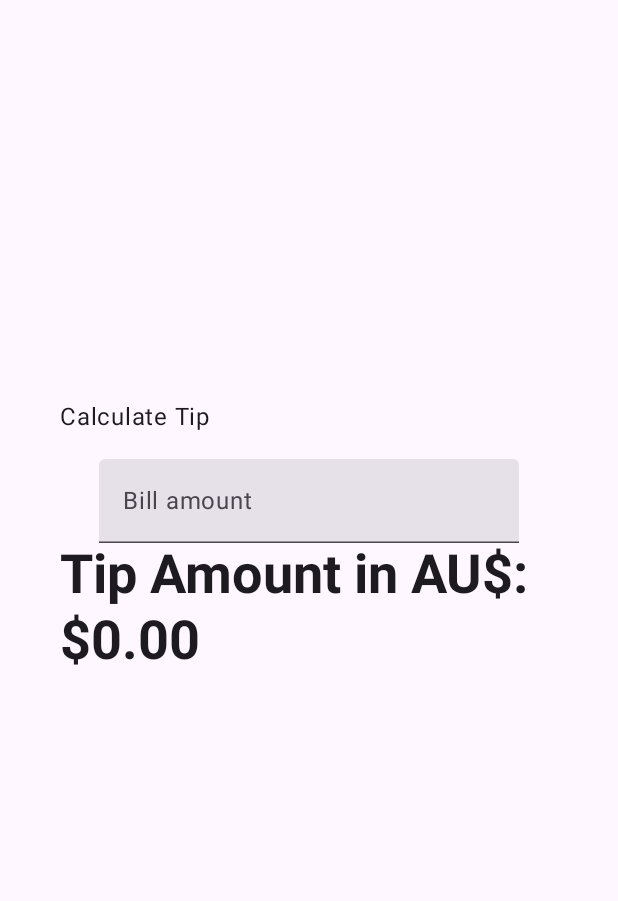
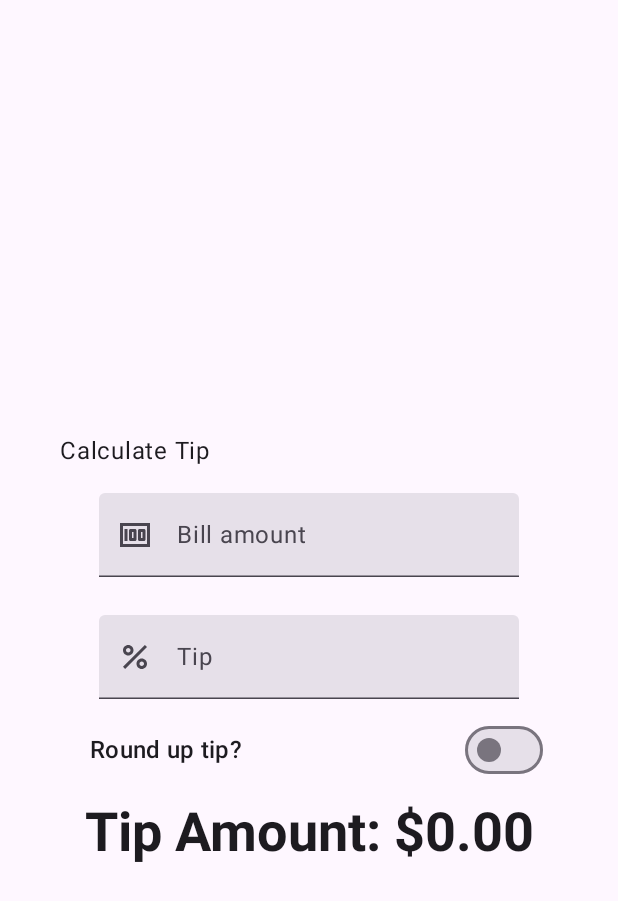
Before and after one commit to vschouppe/Mobile, an Android app built with Jetpack Compose: the screen it shows after launch (MainActivity), on a phone screen of 412 x 824 dp. Shown: the top 901 px of the screen. Run offline under Robolectric (Android 15) with nearby library versions, the light colour scheme and no system bars.

Commit message:
TipCalculator app: I've added a tip % box, a round up function and some icons

```diff
--- a/app/src/main/java/com/vschouppe/MainActivity.kt
+++ b/app/src/main/java/com/vschouppe/MainActivity.kt
@@ -1,38 +1,47 @@
 package com.vschouppe
 
-import android.annotation.SuppressLint
 import android.os.Bundle
 import androidx.activity.ComponentActivity
 import androidx.activity.compose.setContent
 import androidx.activity.enableEdgeToEdge
 import androidx.compose.foundation.layout.Arrangement
 import androidx.compose.foundation.layout.Column
+import androidx.compose.foundation.layout.Row
 import androidx.compose.foundation.layout.Spacer
 import androidx.compose.foundation.layout.fillMaxSize
 import androidx.compose.foundation.layout.fillMaxWidth
 import androidx.compose.foundation.layout.height
 import androidx.compose.foundation.layout.padding
 import androidx.compose.foundation.layout.safeDrawingPadding
+import androidx.compose.foundation.layout.size
 import androidx.compose.foundation.layout.statusBarsPadding
+import androidx.compose.foundation.layout.wrapContentWidth
+import androidx.compose.foundation.rememberScrollState
 import androidx.compose.foundation.text.KeyboardOptions
+import androidx.compose.foundation.verticalScroll
 import androidx.compose.material3.ExperimentalMaterial3Api
+import androidx.compose.material3.Icon
 import androidx.compose.material3.MaterialTheme
 import androidx.compose.material3.Surface
+import androidx.compose.material3.Switch
 import androidx.compose.material3.Text
 import androidx.compose.material3.TextField
 import androidx.compose.runtime.Composable
-import androidx.compose.runtime.MutableState
 import androidx.compose.runtime.getValue
 import androidx.compose.runtime.mutableStateOf
 import androidx.compose.runtime.remember
 import androidx.compose.runtime.setValue
 import androidx.compose.ui.Alignment
 import androidx.compose.ui.Modifier
+import androidx.compose.ui.res.painterResource
 import androidx.compose.ui.res.stringResource
+import androidx.compose.ui.text.input.ImeAction
 import androidx.compose.ui.text.input.KeyboardType
+import androidx.compose.ui.text.style.TextAlign
 import androidx.compose.ui.tooling.preview.Preview
 import androidx.compose.ui.unit.dp
 import com.example.tiptime.ui.theme.TipTimeTheme
+import java.lang.Math.ceil
 import java.text.NumberFormat
 
 
@@ -56,12 +65,16 @@ class MainActivity : ComponentActivity() {
 @Composable
 fun TipTimeLayout() {
     var inputAmount  by remember {mutableStateOf("")}
-    var tipamount = calculateTip(inputAmount.toDoubleOrNull() ?: 0.0,15.0)
+    var inputRoundUp by remember {mutableStateOf(false)}
+    var inputPercentage  by remember {mutableStateOf("")}
+    var tipAmount = calculateTip(inputAmount.toDoubleOrNull() ?: 0.0,inputPercentage.toDoubleOrNull() ?: 0.0,inputRoundUp)
+
     Column(
         modifier = Modifier
             .statusBarsPadding()
             .padding(horizontal = 40.dp)
-            .safeDrawingPadding(),
+            .safeDrawingPadding()
+            .verticalScroll(rememberScrollState()),
         horizontalAlignment = Alignment.CenterHorizontally,
         verticalArrangement = Arrangement.Center
     ) {
@@ -77,11 +90,60 @@ fun TipTimeLayout() {
                 inputAmount = it
             },
             modifier = Modifier
-            .padding(bottom = 15.dp)
-            .fillMaxWidth())
-        TipAmount(modifier = Modifier,tipamount)
-        Spacer(modifier = Modifier.height(150.dp))
+                .padding(bottom = 15.dp)
+                .fillMaxWidth())
+        Spacer(modifier = Modifier.height(25.dp))
+        TipPercentage(
+            value = inputPercentage,
+            onValueChange = {
+                inputPercentage = it
+            },
+            modifier = Modifier
+                .padding(bottom = 15.dp)
+                .fillMaxWidth())
+        Spacer(modifier = Modifier.height(10.dp))
+        RoundUp(
+            inputRoundUp,
+            {inputRoundUp = it},
+            modifier = Modifier
+                .fillMaxWidth()
+                .size(48.dp)
+                .padding(start = 20.dp, end = 10.dp))
+        Spacer(modifier = Modifier.height(10.dp))
+        TipAmount(modifier = Modifier,tipAmount)
     }
+}
+
+@Composable
+fun RoundUp(
+    roundUp: Boolean = false,
+    onCheckedChange : (Boolean) -> Unit,
+    modifier : Modifier){
+    Row (modifier,
+        verticalAlignment = Alignment.CenterVertically){
+        Text(
+            text = stringResource(R.string.input_label_round_up),
+            style = MaterialTheme.typography.titleMedium,
+            textAlign = TextAlign.Start
+        )
+        Switch(
+            checked = roundUp,
+            onCheckedChange = onCheckedChange,
+            modifier = Modifier
+                .fillMaxWidth()
+                .wrapContentWidth(Alignment.End)
+                )
+    }
+}
+
+
+@Preview
+@Composable
+fun RoundUpPreview(){
+    RoundUp(false, {true},modifier = Modifier
+        .fillMaxWidth()
+        .size(48.dp)
+        .padding(start = 20.dp, end = 10.dp))
 }
 
 @Composable
@@ -97,17 +159,19 @@ fun TipAmountPreview(){
     TipAmount(modifier = Modifier, "12.15")
 }
 
+
 @OptIn(ExperimentalMaterial3Api::class)
 @Composable
 fun EditNumberField(value: String,
                     onValueChange: (String) -> Unit,
                     modifier : Modifier){
     TextField(
+        leadingIcon = { Icon(painter = painterResource(id = R.drawable.baseline_money_24), contentDescription = null )},
         value = value,
         onValueChange = onValueChange,
         label = { Text(stringResource(id = R.string.input_label_bill_amount))},
         singleLine = true,
-        keyboardOptions = KeyboardOptions(keyboardType = KeyboardType.Decimal),
+        keyboardOptions = KeyboardOptions(keyboardType = KeyboardType.Number, imeAction = ImeAction.Next),
         modifier = Modifier
     )
 }
@@ -121,6 +185,31 @@ fun EditNumberFieldPreview(){
         },
         modifier = Modifier)
 }
+@OptIn(ExperimentalMaterial3Api::class)
+@Composable
+fun TipPercentage(value: String,
+                    onValueChange: (String) -> Unit,
+                    modifier : Modifier){
+    TextField(
+        leadingIcon = { Icon(painter = painterResource(id = R.drawable.baseline_percent_24), contentDescription = null )},
+        value = value,
+        onValueChange = onValueChange,
+        label = { Text(stringResource(id = R.string.intput_label_tip_percentage))},
+        singleLine = true,
+        keyboardOptions = KeyboardOptions(keyboardType = KeyboardType.Decimal, imeAction = ImeAction.Done),
+        modifier = Modifier
+    )
+}
+@Preview
+@Composable
+fun TipPercentagePreview(){
+    var inputAmount  by remember {mutableStateOf("")}
+    TipPercentage("12",
+        {
+        "doesn't matter here"
+        },
+        modifier = Modifier)
+}
 
 
 /**
@@ -128,8 +217,8 @@ fun EditNumberFieldPreview(){
  * according to the local currency.
  * Example would be "$10.00".
  */
-private fun calculateTip(amount: Double, tipPercent: Double = 15.0): String {
-    val tip = tipPercent / 100 * amount
+private fun calculateTip(amount: Double, tipPercent: Double = 15.0, roundUp: Boolean): String {
+    val tip = if (roundUp) ceil(tipPercent / 100 * amount) else tipPercent / 100 * amount
     return NumberFormat.getCurrencyInstance().format(tip)
 }
 
--- /dev/null
+++ b/app/src/main/res/drawable/baseline_money_24.xml
@@ -0,0 +1,6 @@
+<vector android:height="24dp" android:tint="#000000"
+    android:viewportHeight="24" android:viewportWidth="24"
+    android:width="24dp" xmlns:android="http://schemas.android.com/apk/res/android">
+    <path android:fillColor="@android:color/white" android:pathData="M5,8h2v8L5,16zM12,8L9,8c-0.55,0 -1,0.45 -1,1v6c0,0.55 0.45,1 1,1h3c0.55,0 1,-0.45 1,-1L13,9c0,-0.55 -0.45,-1 -1,-1zM11,14h-1v-4h1v4zM18,8h-3c-0.55,0 -1,0.45 -1,1v6c0,0.55 0.45,1 1,1h3c0.55,0 1,-0.45 1,-1L19,9c0,-0.55 -0.45,-1 -1,-1zM17,14h-1v-4h1v4z"/>
+    <path android:fillColor="@android:color/white" android:pathData="M2,4v16h20L22,4L2,4zM4,18L4,6h16v12L4,18z"/>
+</vector>
--- /dev/null
+++ b/app/src/main/res/drawable/baseline_percent_24.xml
@@ -0,0 +1,7 @@
+<vector android:height="24dp" android:tint="#000000"
+    android:viewportHeight="24" android:viewportWidth="24"
+    android:width="24dp" xmlns:android="http://schemas.android.com/apk/res/android">
+    <path android:fillColor="@android:color/white" android:pathData="M7.5,11C9.43,11 11,9.43 11,7.5S9.43,4 7.5,4S4,5.57 4,7.5S5.57,11 7.5,11zM7.5,6C8.33,6 9,6.67 9,7.5S8.33,9 7.5,9S6,8.33 6,7.5S6.67,6 7.5,6z"/>
+    <path android:fillColor="@android:color/white" android:pathData="M4.0025,18.5831l14.5875,-14.5875l1.4142,1.4142l-14.5875,14.5875z"/>
+    <path android:fillColor="@android:color/white" android:pathData="M16.5,13c-1.93,0 -3.5,1.57 -3.5,3.5s1.57,3.5 3.5,3.5s3.5,-1.57 3.5,-3.5S18.43,13 16.5,13zM16.5,18c-0.83,0 -1.5,-0.67 -1.5,-1.5s0.67,-1.5 1.5,-1.5s1.5,0.67 1.5,1.5S17.33,18 16.5,18z"/>
+</vector>
--- a/app/src/main/res/values/strings.xml
+++ b/app/src/main/res/values/strings.xml
@@ -17,6 +17,8 @@
 <resources>
     <string name="app_name">Tip Time</string>
     <string name="calculate_tip">Calculate Tip</string>
-    <string name="tip_amount">Tip Amount in AU$: %s</string>
+    <string name="tip_amount">Tip Amount: %s</string>
     <string name="input_label_bill_amount">Bill amount</string>
+    <string name="intput_label_tip_percentage">Tip</string>
+    <string name="input_label_round_up">Round up tip?</string>
 </resources>
```
